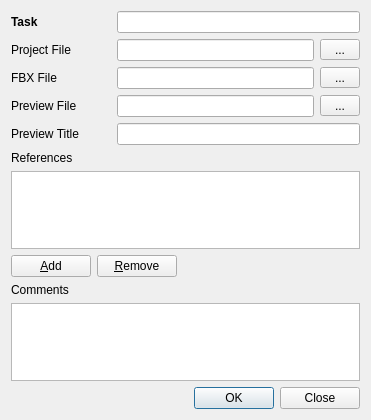
First picture: the form in module/wildchildanimation/gui/forms/maya/publish_dialog.ui, repository dearyangyu/swing, before the edit.
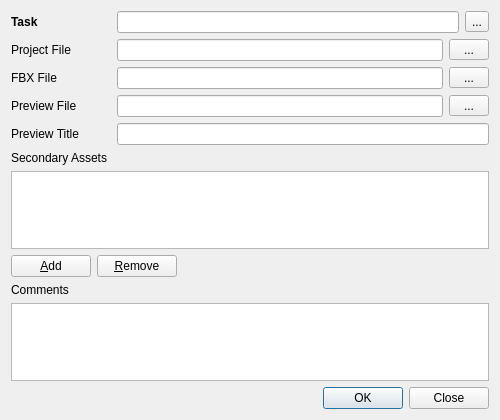
Second picture: the form after the edit.

The edit to the form file:
```diff
--- a/module/wildchildanimation/gui/forms/maya/publish_dialog.ui
+++ b/module/wildchildanimation/gui/forms/maya/publish_dialog.ui
@@ -6,7 +6,7 @@
    <rect>
     <x>0</x>
     <y>0</y>
-    <width>371</width>
+    <width>500</width>
     <height>420</height>
    </rect>
   </property>
@@ -42,6 +42,13 @@
        </property>
       </widget>
      </item>
+     <item>
+      <widget class="QToolButton" name="toolButtonWeb">
+       <property name="text">
+        <string>...</string>
+       </property>
+      </widget>
+     </item>
     </layout>
    </item>
    <item>
@@ -194,12 +201,12 @@
           </size>
          </property>
          <property name="text">
-          <string>References</string>
+          <string>Secondary Assets</string>
          </property>
         </widget>
        </item>
        <item>
-        <widget class="QTableWidget" name="referencesTableWidget"/>
+        <widget class="QListView" name="referencesListView"/>
        </item>
        <item>
         <layout class="QHBoxLayout" name="horizontalLayoutC4DReferences">
```
Left out of the diff: 6 changed lines with no effect on the pictures.
